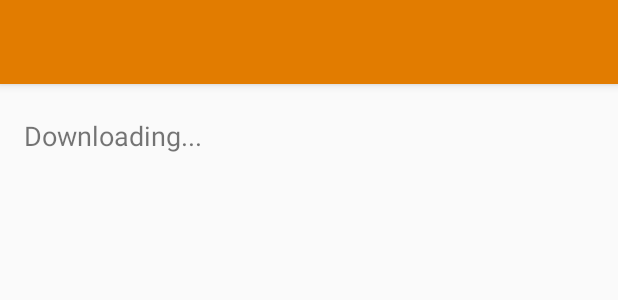
After one commit to ravirammysore/BJPMYS, an Android app: the layout activity_delivery_report.xml on its own in the app's theme, with its tools: preview values and no code run, on a phone screen of 412 x 824 dp. The commit adds this screen. Shown: the top 300 px of the screen. Run offline under Robolectric (Android 15) with nearby library versions, the phone set to English and light mode, and no system bars; network calls fail.

Commit message:
basic delivery report now diplayed on clicking an history item increased volley timeout sender id is now MYSORE in initial transaction KR circle home image unicode=1 added to send sms url

```diff
--- a/app/src/main/java/in/appfocus/bjpmys/MainActivity.java
+++ b/app/src/main/java/in/appfocus/bjpmys/MainActivity.java
@@ -42,6 +42,8 @@ public class MainActivity extends AppCompatActivity
                 this, drawer, toolbar, R.string.navigation_drawer_open, R.string.navigation_drawer_close);
         drawer.setDrawerListener(toggle);
         toggle.syncState();
+
+        setTitle("Home");
 
         NavigationView navigationView = (NavigationView) findViewById(R.id.nav_view);
         navigationView.setNavigationItemSelectedListener(this);
--- a/app/src/main/java/in/appfocus/bjpmys/SendSMSActivity.java
+++ b/app/src/main/java/in/appfocus/bjpmys/SendSMSActivity.java
@@ -18,6 +18,7 @@ import android.widget.Spinner;
 import android.widget.TextView;
 import android.widget.Toast;
 
+import com.android.volley.DefaultRetryPolicy;
 import com.android.volley.Request;
 import com.android.volley.Response;
 import com.android.volley.VolleyError;
@@ -196,7 +197,7 @@ public class SendSMSActivity extends AppCompatActivity implements AdapterView.On
         }
 
         url = MessageFormat.format("{0}?uid={1}&pin={2}&sender={3}" +
-                "&route={4}&mobile={5}&message={6}&pushid=1",
+                "&route={4}&mobile={5}&message={6}&pushid=1&unicode=1",
                 webAddr,uid,apiPin,sid,route,mobileNos,messageEncoded);
 
         Log.d("mytag",url);
@@ -247,6 +248,8 @@ public class SendSMSActivity extends AppCompatActivity implements AdapterView.On
             }
         });
 
+        stringRequest.setRetryPolicy(new DefaultRetryPolicy(10000,DefaultRetryPolicy.DEFAULT_MAX_RETRIES,
+                DefaultRetryPolicy.DEFAULT_BACKOFF_MULT));
         // Add the request to the queue
         Volley.newRequestQueue(this).add(stringRequest);
         progressDialog.setMessage("Please wait!");
--- a/app/src/main/java/in/appfocus/bjpmys/database/MyInitialTransaction.java
+++ b/app/src/main/java/in/appfocus/bjpmys/database/MyInitialTransaction.java
@@ -23,7 +23,7 @@ public class MyInitialTransaction implements Realm.Transaction {
 
         Customer customer = new Customer();
         customer.setUid("626a706d7973");
-        customer.setSenderId("BJPMYS");
+        customer.setSenderId("MYSORE");
         customer.setApiPin("Fa3a6e79a945dfbeb0369647865e13a1");
         customer.setRoute("4");
 
--- a/app/src/main/java/in/appfocus/bjpmys/models/HistoryAdapter.java
+++ b/app/src/main/java/in/appfocus/bjpmys/models/HistoryAdapter.java
@@ -54,7 +54,7 @@ public class HistoryAdapter extends BaseAdapter {
 
 
         tvText1.setText(lstHistory.get(position).getMessage());
-        tvText2.setText(lstHistory.get(position).getDate());
+        tvText2.setText(lstHistory.get(position).getGroup()+ "     " + lstHistory.get(position).getDate());
 
         return History_list_item;
     }
--- /dev/null
+++ b/app/src/main/res/layout/activity_delivery_report.xml
@@ -0,0 +1,25 @@
+<?xml version="1.0" encoding="utf-8"?>
+<android.support.design.widget.CoordinatorLayout xmlns:android="http://schemas.android.com/apk/res/android"
+    xmlns:app="http://schemas.android.com/apk/res-auto"
+    xmlns:tools="http://schemas.android.com/tools"
+    android:layout_width="match_parent"
+    android:layout_height="match_parent"
+    tools:context="in.appfocus.bjpmys.DeliveryReport">
+
+    <android.support.design.widget.AppBarLayout
+        android:layout_width="match_parent"
+        android:layout_height="wrap_content"
+        android:theme="@style/AppTheme.AppBarOverlay">
+
+        <android.support.v7.widget.Toolbar
+            android:id="@+id/toolbar"
+            android:layout_width="match_parent"
+            android:layout_height="?attr/actionBarSize"
+            android:background="?attr/colorPrimary"
+            app:popupTheme="@style/AppTheme.PopupOverlay" />
+
+    </android.support.design.widget.AppBarLayout>
+
+    <include layout="@layout/content_delivery_report" />
+
+</android.support.design.widget.CoordinatorLayout>
--- /dev/null
+++ b/app/src/main/res/layout/content_delivery_report.xml
@@ -0,0 +1,30 @@
+<?xml version="1.0" encoding="utf-8"?>
+<android.support.constraint.ConstraintLayout xmlns:android="http://schemas.android.com/apk/res/android"
+    xmlns:app="http://schemas.android.com/apk/res-auto"
+    xmlns:tools="http://schemas.android.com/tools"
+    android:layout_width="match_parent"
+    android:layout_height="match_parent"
+    app:layout_behavior="@string/appbar_scrolling_view_behavior"
+    tools:context="in.appfocus.bjpmys.DeliveryReport"
+    tools:showIn="@layout/activity_delivery_report">
+
+    <TextView
+        android:id="@+id/tvDelipveryReport"
+        android:layout_width="0dp"
+        android:layout_height="0dp"
+        android:layout_marginBottom="22dp"
+        android:layout_marginEnd="16dp"
+        android:layout_marginStart="16dp"
+        android:layout_marginTop="22dp"
+        android:scrollbars="vertical"
+        android:text="Downloading..."
+        android:textSize="18sp"
+        app:layout_constraintBottom_toBottomOf="parent"
+        app:layout_constraintLeft_toLeftOf="parent"
+        app:layout_constraintRight_toRightOf="parent"
+        app:layout_constraintTop_toTopOf="parent"
+        tools:layout_constraintBottom_creator="1"
+        tools:layout_constraintLeft_creator="1"
+        tools:layout_constraintRight_creator="1"
+        tools:layout_constraintTop_creator="1" />
+</android.support.constraint.ConstraintLayout>
--- a/app/src/main/res/layout/content_main.xml
+++ b/app/src/main/res/layout/content_main.xml
@@ -6,12 +6,13 @@
     android:layout_height="match_parent"
     app:layout_behavior="@string/appbar_scrolling_view_behavior"
     tools:context="in.appfocus.bjpmys.MainActivity"
+    android:background="@drawable/krcircle"
     tools:showIn="@layout/app_bar_main">
 
     <TextView
         android:layout_width="wrap_content"
         android:layout_height="wrap_content"
-        android:text="BJP Mysore"
+        android:text="@string/app_name"
         app:layout_constraintBottom_toBottomOf="parent"
         app:layout_constraintLeft_toLeftOf="parent"
         app:layout_constraintRight_toRightOf="parent"
--- a/app/src/main/res/values/strings.xml
+++ b/app/src/main/res/values/strings.xml
@@ -14,4 +14,5 @@
     <string name="title_activity_mangage_group">MangageGroupActivity</string>
     <string name="title_activity_manage_contact">ManageContactActivity</string>
     <string name="title_activity_stats">StatsActivity</string>
+    <string name="title_activity_delivery_report">DeliveryReport</string>
 </resources>
```
Also changed, not shown: app/src/main/AndroidManifest.xml (+9 -0 lines), app/src/main/java/in/appfocus/bjpmys/DeliveryReport.java (added, +96 -0 lines), app/src/main/java/in/appfocus/bjpmys/HistoryActivity.java (+3 -55 lines), app/src/main/res/drawable-v21/krcircle.jpg (added).
